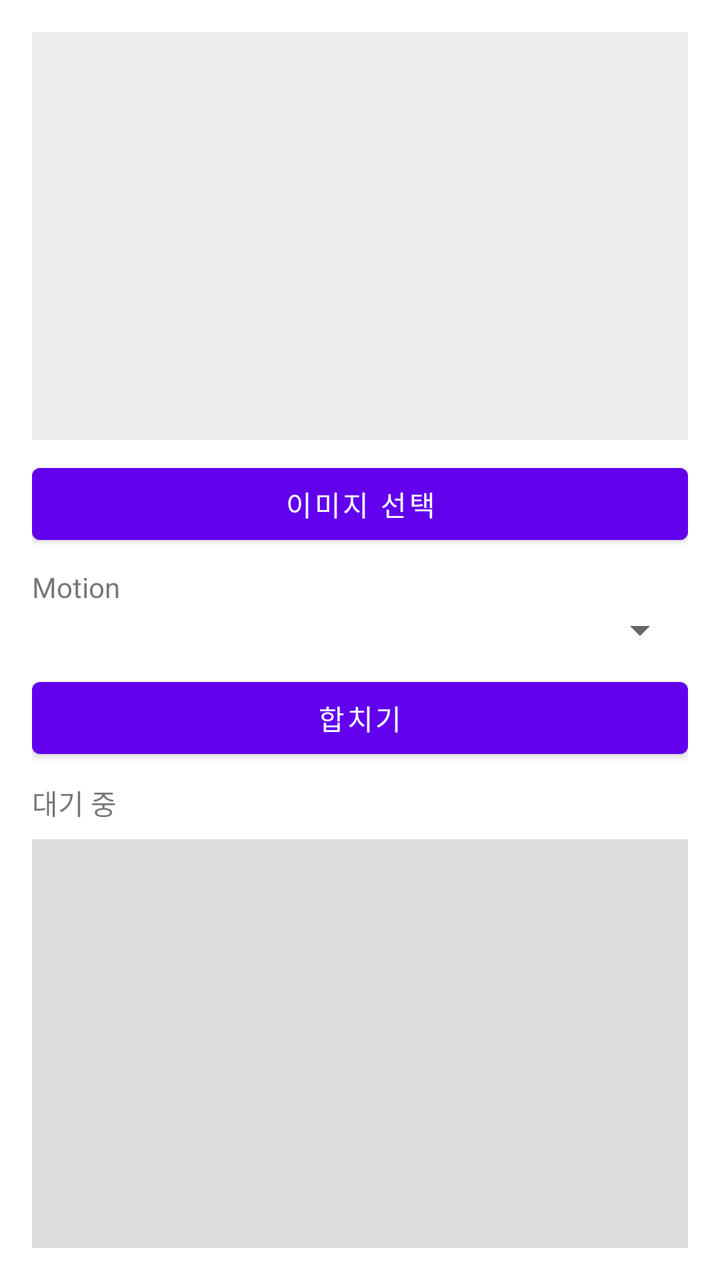
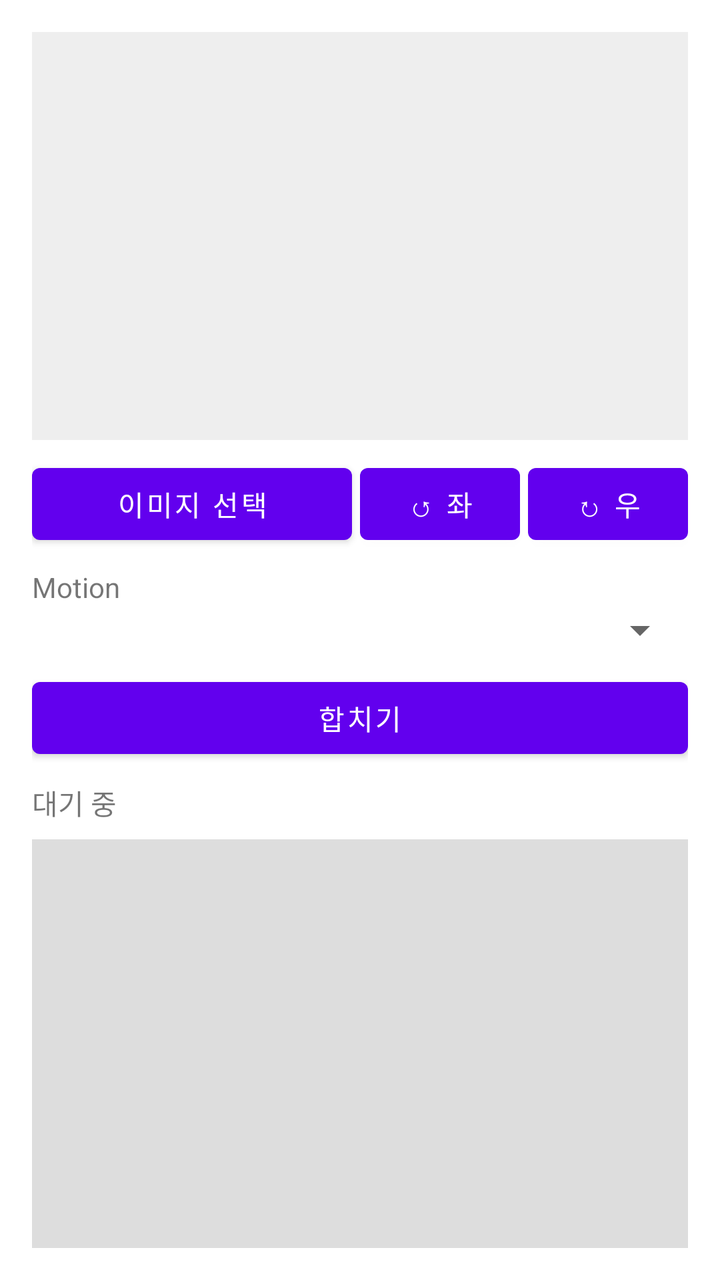

Two renders of the same Android screen: before a commit and after it. Below are the layout's source before the change and the commit's diff.
<!-- AndroidManifest.xml: application theme Theme.ADClient -->
<!-- res/layout/activity_main.xml -->
<?xml version="1.0" encoding="utf-8"?>
<LinearLayout xmlns:android="http://schemas.android.com/apk/res/android"
    android:layout_width="match_parent"
    android:layout_height="match_parent"
    android:orientation="vertical"
    android:padding="16dp">

    <ImageView
        android:id="@+id/imagePreview"
        android:layout_width="match_parent"
        android:layout_height="0dp"
        android:layout_weight="1"
        android:background="#EEEEEE"
        android:scaleType="fitCenter"
        android:contentDescription="picked image" />

    <Button
        android:id="@+id/btnPick"
        android:layout_width="match_parent"
        android:layout_height="wrap_content"
        android:text="@string/pick_image"
        android:layout_marginTop="8dp" />

    <TextView
        android:layout_width="wrap_content"
        android:layout_height="wrap_content"
        android:text="@string/motion_label"
        android:layout_marginTop="8dp" />

    <Spinner
        android:id="@+id/spinnerMotion"
        android:layout_width="match_parent"
        android:layout_height="wrap_content" />

    <Button
        android:id="@+id/btnCombine"
        android:layout_width="match_parent"
        android:layout_height="wrap_content"
        android:text="@string/combine"
        android:layout_marginTop="8dp" />

    <TextView
        android:id="@+id/statusText"
        android:layout_width="match_parent"
        android:layout_height="wrap_content"
        android:layout_marginTop="8dp"
        android:text="@string/status_idle" />

    <ImageView
        android:id="@+id/gifResult"
        android:layout_width="match_parent"
        android:layout_height="0dp"
        android:layout_weight="1"
        android:layout_marginTop="8dp"
        android:background="#DDDDDD"
        android:scaleType="fitCenter"
        android:contentDescription="result gif" />
</LinearLayout>
<!-- resources referenced by this layout -->
<resources>
  <string name="combine">합치기</string>
  <string name="motion_label">Motion</string>
  <string name="pick_image">이미지 선택</string>
  <string name="status_idle">대기 중</string>
  <style name="Theme.ADClient" parent="Theme.MaterialComponents.DayNight.NoActionBar">
          <item name="colorPrimary">@color/purple_500</item>
          <item name="colorPrimaryVariant">@color/purple_700</item>
          <item name="colorOnPrimary">@android:color/white</item>
          <item name="android:statusBarColor" tools:targetApi="l">?attr/colorPrimaryVariant</item>
      </style>
  <color name="purple_500">#FF6200EE</color>
  <color name="purple_700">#FF3700B3</color>
</resources>

<!-- the commit's change to res/layout/activity_main.xml (unified diff, before → after) -->
@@ -14,12 +14,35 @@
         android:scaleType="fitCenter"
         android:contentDescription="picked image" />
 
-    <Button
-        android:id="@+id/btnPick"
+    <LinearLayout
         android:layout_width="match_parent"
         android:layout_height="wrap_content"
-        android:text="@string/pick_image"
-        android:layout_marginTop="8dp" />
+        android:orientation="horizontal"
+        android:layout_marginTop="8dp">
+
+        <Button
+            android:id="@+id/btnPick"
+            android:layout_width="0dp"
+            android:layout_height="wrap_content"
+            android:layout_weight="2"
+            android:text="@string/pick_image" />
+
+        <Button
+            android:id="@+id/btnRotateLeft"
+            android:layout_width="0dp"
+            android:layout_height="wrap_content"
+            android:layout_weight="1"
+            android:layout_marginStart="4dp"
+            android:text="@string/rotate_left" />
+
+        <Button
+            android:id="@+id/btnRotateRight"
+            android:layout_width="0dp"
+            android:layout_height="wrap_content"
+            android:layout_weight="1"
+            android:layout_marginStart="4dp"
+            android:text="@string/rotate_right" />
+    </LinearLayout>
 
     <TextView
         android:layout_width="wrap_content"
<!-- resource entries referenced after the edit -->
@@ -3,6 +3,8 @@
   <string name="combine">합치기</string>
   <string name="motion_label">Motion</string>
   <string name="pick_image">이미지 선택</string>
+  <string name="rotate_left">↺ 좌</string>
+  <string name="rotate_right">↻ 우</string>
   <string name="status_idle">대기 중</string>
   <style name="Theme.ADClient" parent="Theme.MaterialComponents.DayNight.NoActionBar">
           <item name="colorPrimary">@color/purple_500</item>
